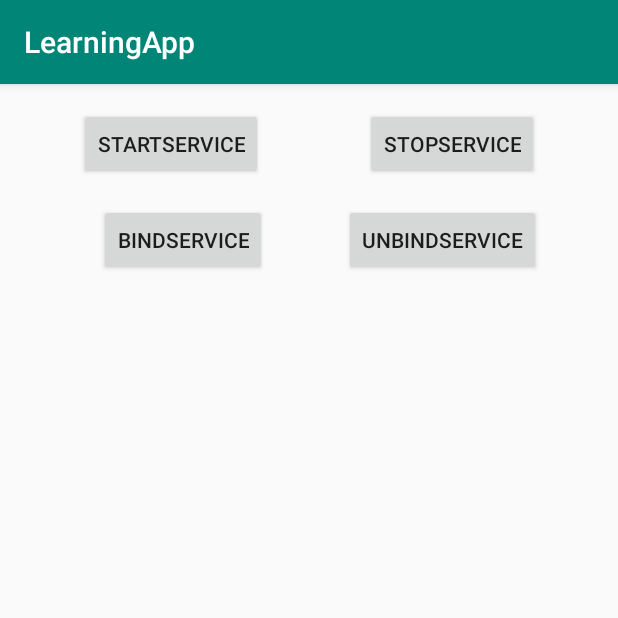
After one commit to xiaoqinzhe/learningapp, an Android app: the AidlActivity screen opened directly, with no data from a screen before it, on a phone screen of 412 x 824 dp, the top half of it. The commit adds this screen. Run offline under Robolectric (Android 15) with nearby library versions, the phone set to English and light mode, and no system bars.

Commit message:
ipc samples aidl, messenger

```diff
--- a/app/build.gradle
+++ b/app/build.gradle
@@ -73,7 +73,6 @@ dependencies {
 
 dependencies {
     implementation 'androidx.appcompat:appcompat:1.3.0'
-    implementation 'androidx.constraintlayout:constraintlayout:+'
     implementation 'com.squareup.okhttp3:okhttp:3.12.12'
     implementation 'com.squareup.retrofit2:retrofit:2.2.0'
     implementation 'com.squareup.retrofit2:converter-gson:2.0.2'
@@ -81,6 +80,8 @@ dependencies {
 
 
 dependencies {
+
+    implementation 'com.google.android.material:material:1.3.0'
     implementation 'androidx.emoji:emoji:1.0.0'
     implementation 'androidx.emoji:emoji-bundled:1.0.0'
     implementation 'androidx.emoji:emoji-appcompat:1.0.0'
--- /dev/null
+++ b/app/src/main/java/com/example/learningapp/aidl/AidlActivity.kt
@@ -0,0 +1,91 @@
+package com.example.learningapp.aidl
+
+import android.app.Service
+import android.content.ComponentName
+import android.content.Intent
+import android.content.ServiceConnection
+import android.os.*
+import androidx.appcompat.app.AppCompatActivity
+import android.util.Log
+import android.view.View
+import com.example.learningapp.R
+
+class AidlActivity : AppCompatActivity() {
+
+    private val aidlConn = object : ServiceConnection {
+        override fun onServiceConnected(name: ComponentName?, service: IBinder?) {
+            val service = IAidlComputeService.Stub.asInterface(service)
+            service.des
+            service.add(1, 3)
+            service.setCallback(object: IAidlComputeServiceCallback.Stub() {
+                override fun onResponse(result: Int) {
+                    Log.d("", "get result: $result");
+                }
+
+            })
+        }
+
+        override fun onServiceDisconnected(name: ComponentName?) {
+
+        }
+
+    }
+
+    private var serverMessenger: Messenger? = null
+    private val clientMessenger: Messenger = Messenger(object: Handler() {
+        override fun handleMessage(msg: Message) {
+            super.handleMessage(msg)
+        }
+    })
+
+    private val messengerConn = object : ServiceConnection {
+        override fun onServiceConnected(name: ComponentName?, service: IBinder?) {
+            serverMessenger = Messenger(service)
+            val msg = Message.obtain()
+            msg.what = 1
+            msg.replyTo = clientMessenger
+            serverMessenger!!.send(msg)
+        }
+
+        override fun onServiceDisconnected(name: ComponentName?) {
+            TODO("Not yet implemented")
+        }
+
+    }
+
+    val conn = object: ServiceConnection {
+        override fun onServiceConnected(name: ComponentName?, service: IBinder?) {
+            Log.d("AidlActivity", "onServiceConnected")
+            val res = (service as ComputeService.MyBinder).add(1, 2)
+            Log.d("AidlActivity", "$res")
+        }
+
+        override fun onServiceDisconnected(name: ComponentName?) {
+            Log.d("AidlActivity", "onServiceDisconnected")
+        }
+
+    }
+
+
+    override fun onCreate(savedInstanceState: Bundle?) {
+        super.onCreate(savedInstanceState)
+        setContentView(R.layout.activity_aidl)
+    }
+
+    fun startService(view: View) {
+        startService(Intent(this, ComputeService::class.java))
+    }
+
+    fun stopService(view: View) {
+        stopService(Intent(this, ComputeService::class.java))
+    }
+
+    fun bindService(view: View) {
+        bindService(Intent(this, AidlService.AidlComputeService::class.java), aidlConn, Service.BIND_AUTO_CREATE)
+    }
+
+
+    fun unbindService(view: View) {
+        unbindService(aidlConn)
+    }
+}
--- /dev/null
+++ b/app/src/main/res/layout/activity_aidl.xml
@@ -0,0 +1,60 @@
+<?xml version="1.0" encoding="utf-8"?>
+<androidx.constraintlayout.widget.ConstraintLayout xmlns:android="http://schemas.android.com/apk/res/android"
+    xmlns:app="http://schemas.android.com/apk/res-auto"
+    xmlns:tools="http://schemas.android.com/tools"
+    android:layout_width="match_parent"
+    android:layout_height="match_parent"
+    tools:context=".aidl.AidlActivity">
+
+    <Button
+        android:id="@+id/button18"
+        android:layout_width="wrap_content"
+        android:layout_height="wrap_content"
+        android:layout_marginStart="16dp"
+        android:layout_marginEnd="16dp"
+        android:onClick="unbindService"
+        android:text="unbindService"
+        app:layout_constraintEnd_toEndOf="parent"
+        app:layout_constraintStart_toEndOf="@+id/button17"
+        app:layout_constraintTop_toTopOf="@+id/button17" />
+
+    <Button
+        android:id="@+id/button17"
+        android:layout_width="wrap_content"
+        android:layout_height="wrap_content"
+        android:layout_marginStart="16dp"
+        android:layout_marginTop="16dp"
+        android:layout_marginEnd="16dp"
+        android:onClick="bindService"
+        android:text="bindService"
+        app:layout_constraintEnd_toStartOf="@+id/button15"
+        app:layout_constraintStart_toStartOf="parent"
+        app:layout_constraintTop_toBottomOf="@+id/button14" />
+
+    <Button
+        android:id="@+id/button14"
+        android:layout_width="wrap_content"
+        android:layout_height="wrap_content"
+        android:layout_marginStart="16dp"
+        android:layout_marginTop="16dp"
+        android:layout_marginEnd="16dp"
+        android:text="startService"
+        android:onClick="startService"
+        app:layout_constraintEnd_toStartOf="@+id/button15"
+        app:layout_constraintStart_toStartOf="parent"
+        app:layout_constraintTop_toTopOf="parent" />
+
+    <Button
+        android:id="@+id/button15"
+        android:layout_width="wrap_content"
+        android:layout_height="wrap_content"
+        android:layout_marginStart="16dp"
+        android:layout_marginTop="16dp"
+        android:layout_marginEnd="16dp"
+        android:text="stopService"
+        android:onClick="stopService"
+        app:layout_constraintEnd_toEndOf="parent"
+        app:layout_constraintStart_toEndOf="@+id/button14"
+        app:layout_constraintTop_toTopOf="parent" />
+
+</androidx.constraintlayout.widget.ConstraintLayout>
--- a/build.gradle
+++ b/build.gradle
@@ -22,10 +22,6 @@ allprojects {
     }
 }
 
-task clean(type: Delete) {
-    delete rootProject.buildDir
-}
-
 task mytask {
 //    dependsOn("assembleDebug")
     println "mytask configuration" // 配置阶段
```
Also changed, not shown: app/src/main/AndroidManifest.xml (+10 -3 lines), app/src/main/java/com/example/learningapp/MainActivity.java (+9 -0 lines), app/src/main/java/com/example/learningapp/aidl/AidlService.kt (added, +31 -0 lines), app/src/main/java/com/example/learningapp/aidl/ComputeService.kt (added, +48 -0 lines), app/src/main/java/com/example/learningapp/aidl/MessengerService.kt (added, +21 -0 lines), app/src/main/java/com/example/learningapp/jetpack/lifecycle/LifecycleActivity.kt (added, +31 -0 lines), app/src/main/res/layout/activity_main.xml (+9 -0 lines), app/src/main/aidl/com/example/learningapp/aidl/IAidlComputeService.aidl (added), app/src/main/aidl/com/example/learningapp/aidl/IAidlComputeServiceCallback.aidl (added).
